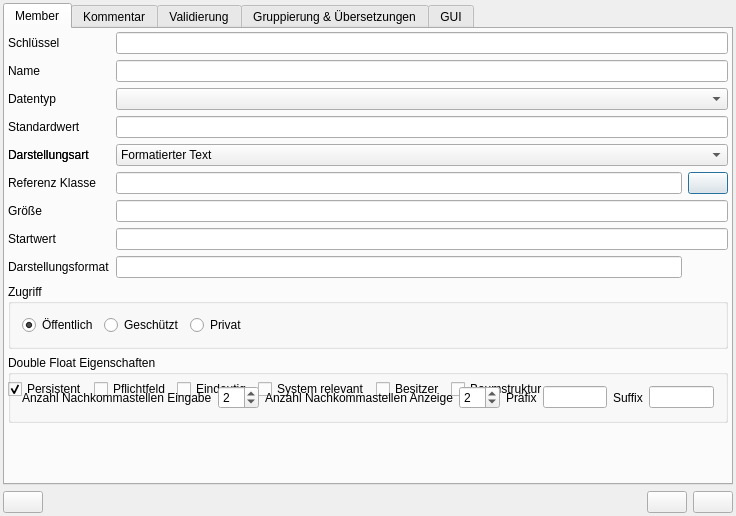
The window that guitools/wmsdevelopmentplatform/src/cwmsaddclassmemberdlg.ui (WOGRA-AG/wms) describes before a commit, drawn with Qt 5.
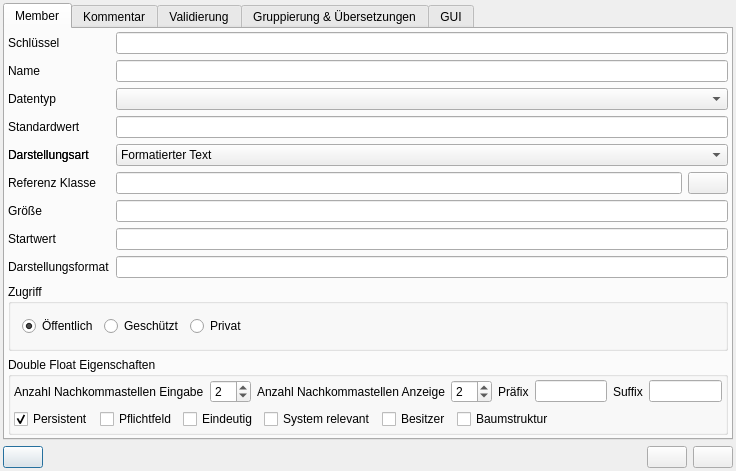
The same window after the commit. Icons and pictures are not drawn.

Commit message: minor improvements in usability. Added Scrollbar in Objecteditor. Added Object and Container Info Buttons for admins in UIs and used Help Dialog to display the infos.

```diff
--- a/guitools/wmsdevelopmentplatform/src/cwmsaddclassmemberdlg.ui
+++ b/guitools/wmsdevelopmentplatform/src/cwmsaddclassmemberdlg.ui
@@ -7,13 +7,13 @@
     <x>0</x>
     <y>0</y>
     <width>736</width>
-    <height>516</height>
+    <height>455</height>
    </rect>
   </property>
   <property name="windowTitle">
    <string>Klassenmember bearbeiten</string>
   </property>
-  <layout class="QVBoxLayout" name="verticalLayout">
+  <layout class="QGridLayout" name="gridLayout_4">
    <property name="leftMargin">
     <number>3</number>
    </property>
@@ -26,7 +26,78 @@
    <property name="bottomMargin">
     <number>3</number>
    </property>
-   <item>
+   <item row="1" column="0">
+    <layout class="QHBoxLayout">
+     <item>
+      <widget class="QPushButton" name="m_pqpbRights">
+       <property name="text">
+        <string/>
+       </property>
+       <property name="icon">
+        <iconset resource="../../../guilibraries/wmsgui/src/misc/wmsgui.qrc">
+         <normaloff>:/icons/usermanager24.png</normaloff>:/icons/usermanager24.png</iconset>
+       </property>
+       <property name="iconSize">
+        <size>
+         <width>24</width>
+         <height>24</height>
+        </size>
+       </property>
+      </widget>
+     </item>
+     <item>
+      <spacer name="spacer1">
+       <property name="orientation">
+        <enum>Qt::Horizontal</enum>
+       </property>
+       <property name="sizeType">
+        <enum>QSizePolicy::Expanding</enum>
+       </property>
+       <property name="sizeHint" stdset="0">
+        <size>
+         <width>161</width>
+         <height>20</height>
+        </size>
+       </property>
+      </spacer>
+     </item>
+     <item>
+      <widget class="QPushButton" name="m_pqpbCancel">
+       <property name="text">
+        <string/>
+       </property>
+       <property name="icon">
+        <iconset resource="../../../guilibraries/wmsgui/src/misc/wmsgui.qrc">
+         <normaloff>:/icons/cancel24.png</normaloff>:/icons/cancel24.png</iconset>
+       </property>
+       <property name="iconSize">
+        <size>
+         <width>24</width>
+         <height>24</height>
+        </size>
+       </property>
+      </widget>
+     </item>
+     <item>
+      <widget class="QPushButton" name="m_pqpbOk">
+       <property name="text">
+        <string/>
+       </property>
+       <property name="icon">
+        <iconset resource="../../../guilibraries/wmsgui/src/misc/wmsgui.qrc">
+         <normaloff>:/icons/ok24.png</normaloff>:/icons/ok24.png</iconset>
+       </property>
+       <property name="iconSize">
+        <size>
+         <width>24</width>
+         <height>24</height>
+        </size>
+       </property>
+      </widget>
+     </item>
+    </layout>
+   </item>
+   <item row="0" column="0">
     <widget class="QTabWidget" name="tabWidget">
      <property name="currentIndex">
       <number>0</number>
@@ -48,6 +119,46 @@
        <property name="bottomMargin">
         <number>3</number>
        </property>
+       <item row="4" column="0">
+        <widget class="QLabel" name="m_pqlDefault">
+         <property name="text">
+          <string>Standardwert</string>
+         </property>
+         <property name="wordWrap">
+          <bool>false</bool>
+         </property>
+        </widget>
+       </item>
+       <item row="1" column="0">
+        <widget class="QLabel" name="textLabel2">
+         <property name="text">
+          <string>Name</string>
+         </property>
+         <property name="wordWrap">
+          <bool>false</bool>
+         </property>
+        </widget>
+       </item>
+       <item row="9" column="0">
+        <widget class="QLabel" name="label_7">
+         <property name="text">
+          <string>Darstellungsformat</string>
+         </property>
+        </widget>
+       </item>
+       <item row="7" column="0">
+        <widget class="QLabel" name="m_pqlSize">
+         <property name="text">
+          <string>Größe</string>
+         </property>
+         <property name="wordWrap">
+          <bool>false</bool>
+         </property>
+        </widget>
+       </item>
+       <item row="7" column="1" colspan="2">
+        <widget class="QLineEdit" name="m_pqleSize"/>
+       </item>
        <item row="10" column="0" colspan="3">
         <widget class="QGroupBox" name="groupBox">
          <property name="title">
@@ -94,6 +205,90 @@
          </layout>
         </widget>
        </item>
+       <item row="5" column="0">
+        <widget class="QLabel" name="m_pqlDisplayType">
+         <property name="text">
+          <string>Darstellungsart</string>
+         </property>
+        </widget>
+       </item>
+       <item row="5" column="1" colspan="2">
+        <widget class="QComboBox" name="m_pqcbDisplayType">
+         <item>
+          <property name="text">
+           <string>Formatierter Text</string>
+          </property>
+         </item>
+         <item>
+          <property name="text">
+           <string>Unformatierter Text</string>
+          </property>
+         </item>
+         <item>
+          <property name="text">
+           <string>Verzeichnis</string>
+          </property>
+         </item>
+         <item>
+          <property name="text">
+           <string>Datei</string>
+          </property>
+         </item>
+         <item>
+          <property name="text">
+           <string>Verschlüsselt</string>
+          </property>
+         </item>
+         <item>
+          <property name="text">
+           <string>Link</string>
+          </property>
+         </item>
+         <item>
+          <property name="text">
+           <string>Json</string>
+          </property>
+         </item>
+         <item>
+          <property name="text">
+           <string>XML</string>
+          </property>
+         </item>
+        </widget>
+       </item>
+       <item row="3" column="0">
+        <widget class="QLabel" name="textLabel3">
+         <property name="text">
+          <string>Datentyp</string>
+         </property>
+         <property name="wordWrap">
+          <bool>false</bool>
+         </property>
+        </widget>
+       </item>
+       <item row="3" column="1" colspan="2">
+        <widget class="QComboBox" name="m_pqcbDataType"/>
+       </item>
+       <item row="8" column="0">
+        <widget class="QLabel" name="m_pqlCounterStart">
+         <property name="text">
+          <string>Startwert</string>
+         </property>
+         <property name="wordWrap">
+          <bool>false</bool>
+         </property>
+        </widget>
+       </item>
+       <item row="6" column="0">
+        <widget class="QLabel" name="m_pqlRefClass">
+         <property name="text">
+          <string>Referenz Klasse</string>
+         </property>
+         <property name="wordWrap">
+          <bool>false</bool>
+         </property>
+        </widget>
+       </item>
        <item row="0" column="0">
         <widget class="QLabel" name="textLabel1">
          <property name="text">
@@ -104,35 +299,28 @@
          </property>
         </widget>
        </item>
+       <item row="4" column="1" colspan="2">
+        <widget class="QLineEdit" name="m_pqleDefault"/>
+       </item>
+       <item row="8" column="1" colspan="2">
+        <widget class="QLineEdit" name="m_pqleCounterStart"/>
+       </item>
+       <item row="6" column="1">
+        <widget class="QLineEdit" name="m_pqleClassReference"/>
+       </item>
        <item row="1" column="1" colspan="2">
         <widget class="QLineEdit" name="m_pqleCaption"/>
        </item>
-       <item row="3" column="1" colspan="2">
-        <widget class="QComboBox" name="m_pqcbDataType"/>
+       <item row="5" column="0">
+        <widget class="QLabel" name="m_pqlDisplayType">
+         <property name="text">
+          <string>Darstellungsart</string>
+         </property>
+        </widget>
        </item>
        <item row="0" column="1" colspan="2">
         <widget class="QLineEdit" name="m_pqleKeyname"/>
        </item>
-       <item row="1" column="0">
-        <widget class="QLabel" name="textLabel2">
-         <property name="text">
-          <string>Name</string>
-         </property>
-         <property name="wordWrap">
-          <bool>false</bool>
-         </property>
-        </widget>
-       </item>
-       <item row="3" column="0">
-        <widget class="QLabel" name="textLabel3">
-         <property name="text">
-          <string>Datentyp</string>
-         </property>
-         <property name="wordWrap">
-          <bool>false</bool>
-         </property>
-        </widget>
-       </item>
        <item row="6" column="2">
         <widget class="QPushButton" name="m_pqpbChooseClass">
          <property name="text">
@@ -150,258 +338,144 @@
          </property>
         </widget>
        </item>
-       <item row="6" column="0">
-        <widget class="QLabel" name="m_pqlRefClass">
-         <property name="text">
-          <string>Referenz Klasse</string>
-         </property>
-         <property name="wordWrap">
-          <bool>false</bool>
-         </property>
-        </widget>
-       </item>
-       <item row="4" column="1" colspan="2">
-        <widget class="QLineEdit" name="m_pqleDefault"/>
-       </item>
-       <item row="4" column="0">
-        <widget class="QLabel" name="m_pqlDefault">
-         <property name="text">
-          <string>Standardwert</string>
-         </property>
-         <property name="wordWrap">
-          <bool>false</bool>
-         </property>
-        </widget>
-       </item>
-       <item row="6" column="1">
-        <widget class="QLineEdit" name="m_pqleClassReference"/>
-       </item>
-       <item row="7" column="0">
-        <widget class="QLabel" name="m_pqlSize">
-         <property name="text">
-          <string>Größe</string>
-         </property>
-         <property name="wordWrap">
-          <bool>false</bool>
-         </property>
-        </widget>
-       </item>
-       <item row="8" column="1" colspan="2">
-        <widget class="QLineEdit" name="m_pqleCounterStart"/>
-       </item>
-       <item row="7" column="1" colspan="2">
-        <widget class="QLineEdit" name="m_pqleSize"/>
-       </item>
-       <item row="8" column="0">
-        <widget class="QLabel" name="m_pqlCounterStart">
-         <property name="text">
-          <string>Startwert</string>
-         </property>
-         <property name="wordWrap">
-          <bool>false</bool>
-         </property>
-        </widget>
-       </item>
-       <item row="5" column="0">
-        <widget class="QLabel" name="m_pqlDisplayType">
-         <property name="text">
-          <string>Darstellungsart</string>
-         </property>
-        </widget>
-       </item>
-       <item row="11" column="0" colspan="3">
-        <layout class="QHBoxLayout">
-         <item>
-          <widget class="QCheckBox" name="m_pqchbPersistent">
-           <property name="text">
-            <string>Persistent</string>
-           </property>
-           <property name="checked">
-            <bool>true</bool>
-           </property>
-          </widget>
-         </item>
-         <item>
-          <widget class="QCheckBox" name="m_pqchbNeeded">
-           <property name="text">
-            <string>Pflichtfeld</string>
-           </property>
-          </widget>
-         </item>
-         <item>
-          <widget class="QCheckBox" name="m_pqchbUnique">
-           <property name="text">
-            <string>Eindeutig</string>
-           </property>
-          </widget>
-         </item>
-         <item>
-          <widget class="QCheckBox" name="m_pqchbSystem">
-           <property name="text">
-            <string>System relevant</string>
-           </property>
-          </widget>
-         </item>
-         <item>
-          <widget class="QCheckBox" name="m_pqchbOwner">
-           <property name="text">
-            <string>Besitzer</string>
-           </property>
-          </widget>
-         </item>
-         <item>
-          <widget class="QCheckBox" name="m_pqchbIsTree">
-           <property name="text">
-            <string>Baumstruktur</string>
-           </property>
-          </widget>
-         </item>
-         <item>
-          <spacer name="horizontalSpacer_4">
-           <property name="orientation">
-            <enum>Qt::Horizontal</enum>
-           </property>
-           <property name="sizeHint" stdset="0">
-            <size>
-             <width>40</width>
-             <height>20</height>
-            </size>
-           </property>
-          </spacer>
-         </item>
-        </layout>
-       </item>
-       <item row="12" column="0">
-        <spacer name="verticalSpacer_2">
-         <property name="orientation">
-          <enum>Qt::Vertical</enum>
-         </property>
-         <property name="sizeHint" stdset="0">
-          <size>
-           <width>20</width>
-           <height>40</height>
-          </size>
-         </property>
-        </spacer>
-       </item>
-       <item row="5" column="0">
-        <widget class="QLabel" name="m_pqlDisplayType">
-         <property name="text">
-          <string>Darstellungsart</string>
-         </property>
-        </widget>
-       </item>
-       <item row="5" column="1" colspan="2">
-        <widget class="QComboBox" name="m_pqcbDisplayType">
-         <item>
-          <property name="text">
-           <string>Formatierter Text</string>
-          </property>
-         </item>
-         <item>
-          <property name="text">
-           <string>Unformatierter Text</string>
-          </property>
-         </item>
-         <item>
-          <property name="text">
-           <string>Verzeichnis</string>
-          </property>
-         </item>
-         <item>
-          <property name="text">
-           <string>Datei</string>
-          </property>
-         </item>
-         <item>
-          <property name="text">
-           <string>Verschlüsselt</string>
-          </property>
-         </item>
-         <item>
-          <property name="text">
-           <string>Link</string>
-          </property>
-         </item>
-         <item>
-          <property name="text">
-           <string>Json</string>
-          </property>
-         </item>
-         <item>
-          <property name="text">
-           <string>XML</string>
-          </property>
-         </item>
-        </widget>
-       </item>
        <item row="11" column="0" colspan="3">
         <widget class="QGroupBox" name="m_pqgbDoubleFloatGroupBox">
          <property name="title">
           <string>Double Float Eigenschaften</string>
          </property>
-         <layout class="QHBoxLayout" name="horizontalLayout_2">
+         <layout class="QVBoxLayout" name="verticalLayout">
+          <property name="leftMargin">
+           <number>3</number>
+          </property>
+          <property name="topMargin">
+           <number>3</number>
+          </property>
+          <property name="rightMargin">
+           <number>3</number>
+          </property>
+          <property name="bottomMargin">
+           <number>3</number>
+          </property>
           <item>
-           <widget class="QLabel" name="label">
-            <property name="text">
-             <string>Anzahl Nachkommastellen Eingabe</string>
-            </property>
-           </widget>
+           <layout class="QHBoxLayout" name="horizontalLayout_2">
+            <item>
+             <widget class="QLabel" name="label">
+              <property name="text">
+               <string>Anzahl Nachkommastellen Eingabe</string>
+              </property>
+             </widget>
+            </item>
+            <item>
+             <widget class="QSpinBox" name="m_pqsbDecimalCountInput">
+              <property name="value">
+               <number>2</number>
+              </property>
+             </widget>
+            </item>
+            <item>
+             <widget class="QLabel" name="label_3">
+              <property name="text">
+               <string>Anzahl Nachkommastellen Anzeige</string>
+              </property>
+             </widget>
+            </item>
+            <item>
+             <widget class="QSpinBox" name="m_pqsbDecimalCountOutput">
+              <property name="value">
+               <number>2</number>
+              </property>
+             </widget>
+            </item>
+            <item>
+             <widget class="QLabel" name="label_2">
+              <property name="text">
+               <string>Präfix</string>
+              </property>
+             </widget>
+            </item>
+            <item>
+             <widget class="QLineEdit" name="m_pqlePrefix"/>
+            </item>
+            <item>
+             <widget class="QLabel" name="label_4">
+              <property name="text">
+               <string>Suffix</string>
+              </property>
+             </widget>
+            </item>
+            <item>
+             <widget class="QLineEdit" name="m_pqleSuffix"/>
+            </item>
+           </layout>
           </item>
           <item>
-           <widget class="QSpinBox" name="m_pqsbDecimalCountInput">
-            <property name="value">
-             <number>2</number>
-            </property>
-           </widget>
-          </item>
-          <item>
-           <widget class="QLabel" name="label_3">
-            <property name="text">
-             <string>Anzahl Nachkommastellen Anzeige</string>
-            </property>
-           </widget>
-          </item>
-          <item>
-           <widget class="QSpinBox" name="m_pqsbDecimalCountOutput">
-            <property name="value">
-             <number>2</number>
-            </property>
-           </widget>
-          </item>
-          <item>
-           <widget class="QLabel" name="label_2">
-            <property name="text">
-             <string>Präfix</string>
-            </property>
-           </widget>
-          </item>
-          <item>
-           <widget class="QLineEdit" name="m_pqlePrefix"/>
-          </item>
-          <item>
-           <widget class="QLabel" name="label_4">
-            <property name="text">
-             <string>Suffix</string>
-            </property>
-           </widget>
-          </item>
-          <item>
-           <widget class="QLineEdit" name="m_pqleSuffix"/>
+           <layout class="QHBoxLayout">
+            <item>
+             <widget class="QCheckBox" name="m_pqchbPersistent">
+              <property name="text">
+               <string>Persistent</string>
+              </property>
+              <property name="checked">
+               <bool>true</bool>
+              </property>
+             </widget>
+            </item>
+            <item>
+             <widget class="QCheckBox" name="m_pqchbNeeded">
+              <property name="text">
+               <string>Pflichtfeld</string>
+              </property>
+             </widget>
+            </item>
+            <item>
+             <widget class="QCheckBox" name="m_pqchbUnique">
+              <property name="text">
+               <string>Eindeutig</string>
+              </property>
+             </widget>
+            </item>
+            <item>
+             <widget class="QCheckBox" name="m_pqchbSystem">
+              <property name="text">
+               <string>System relevant</string>
+              </property>
+             </widget>
+            </item>
+            <item>
+             <widget class="QCheckBox" name="m_pqchbOwner">
+              <property name="text">
+               <string>Besitzer</string>
+              </property>
+             </widget>
+            </item>
+            <item>
+             <widget class="QCheckBox" name="m_pqchbIsTree">
+              <property name="text">
+               <string>Baumstruktur</string>
+              </property>
+             </widget>
+            </item>
+            <item>
+             <spacer name="horizontalSpacer_4">
+              <property name="orientation">
+               <enum>Qt::Horizontal</enum>
+              </property>
+              <property name="sizeHint" stdset="0">
+               <size>
+                <width>40</width>
+                <height>20</height>
+               </size>
+              </property>
+             </spacer>
+            </item>
+           </layout>
           </item>
          </layout>
         </widget>
        </item>
-       <item row="9" column="1">
+       <item row="9" column="1" colspan="2">
         <widget class="QLineEdit" name="m_pqleDisplayConfig"/>
        </item>
-       <item row="9" column="0">
-        <widget class="QLabel" name="label_7">
-         <property name="text">
-          <string>Darstellungsformat</string>
-         </property>
-        </widget>
-       </item>
       </layout>
      </widget>
      <widget class="QWidget" name="m_pqwComment">
@@ -658,77 +732,6 @@
      </widget>
     </widget>
    </item>
-   <item>
-    <layout class="QHBoxLayout">
-     <item>
-      <widget class="QPushButton" name="m_pqpbRights">
-       <property name="text">
-        <string/>
-       </property>
-       <property name="icon">
-        <iconset resource="../../../guilibraries/wmsgui/src/misc/wmsgui.qrc">
-         <normaloff>:/icons/usermanager24.png</normaloff>:/icons/usermanager24.png</iconset>
-       </property>
-       <property name="iconSize">
-        <size>
-         <width>24</width>
-         <height>24</height>
-        </size>
-       </property>
-      </widget>
-     </item>
-     <item>
-      <spacer name="spacer1">
-       <property name="orientation">
-        <enum>Qt::Horizontal</enum>
-       </property>
-       <property name="sizeType">
-        <enum>QSizePolicy::Expanding</enum>
-       </property>
-       <property name="sizeHint" stdset="0">
-        <size>
-         <width>161</width>
-         <height>20</height>
-        </size>
-       </property>
-      </spacer>
-     </item>
-     <item>
-      <widget class="QPushButton" name="m_pqpbCancel">
-       <property name="text">
-        <string/>
-       </property>
-       <property name="icon">
-        <iconset resource="../../../guilibraries/wmsgui/src/misc/wmsgui.qrc">
-         <normaloff>:/icons/cancel24.png</normaloff>:/icons/cancel24.png</iconset>
-       </property>
-       <property name="iconSize">
-        <size>
-         <width>24</width>
-         <height>24</height>
-        </size>
-       </property>
-      </widget>
-     </item>
-     <item>
-      <widget class="QPushButton" name="m_pqpbOk">
-       <property name="text">
-        <string/>
-       </property>
-       <property name="icon">
-        <iconset resource="../../../guilibraries/wmsgui/src/misc/wmsgui.qrc">
-         <normaloff>:/icons/ok24.png</normaloff>:/icons/ok24.png</iconset>
-       </property>
-       <property name="iconSize">
-        <size>
-         <width>24</width>
-         <height>24</height>
-        </size>
-       </property>
-      </widget>
-     </item>
-    </layout>
-   </item>
   </layout>
  </widget>
  <layoutdefault spacing="6" margin="11"/>
```
The commit also changes 17 other files.
